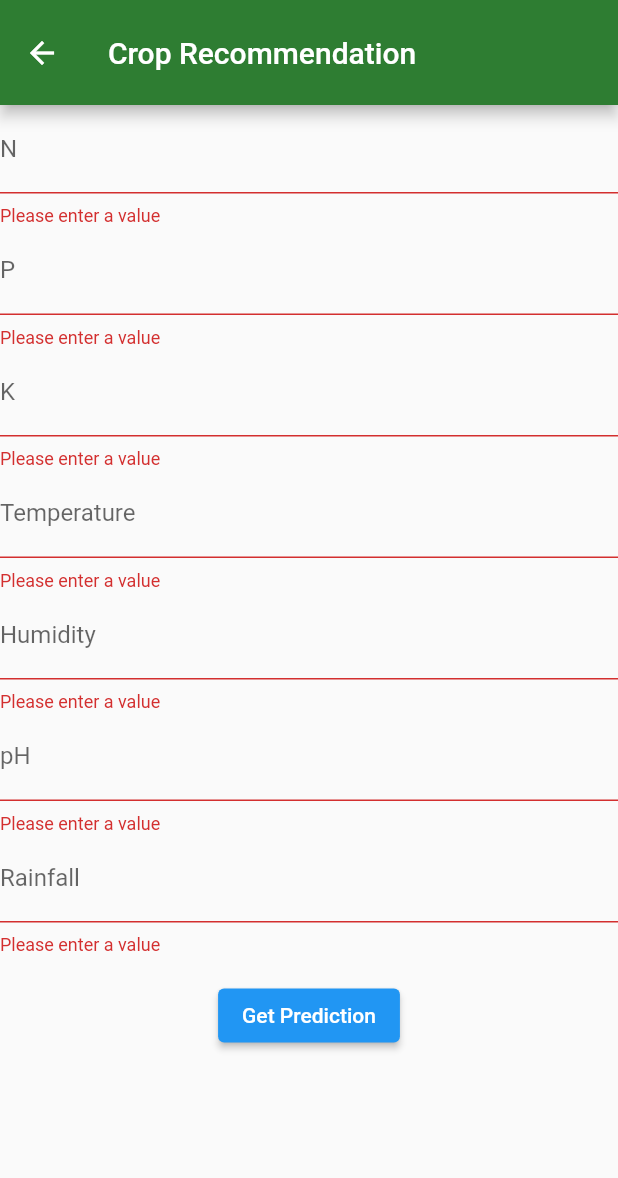
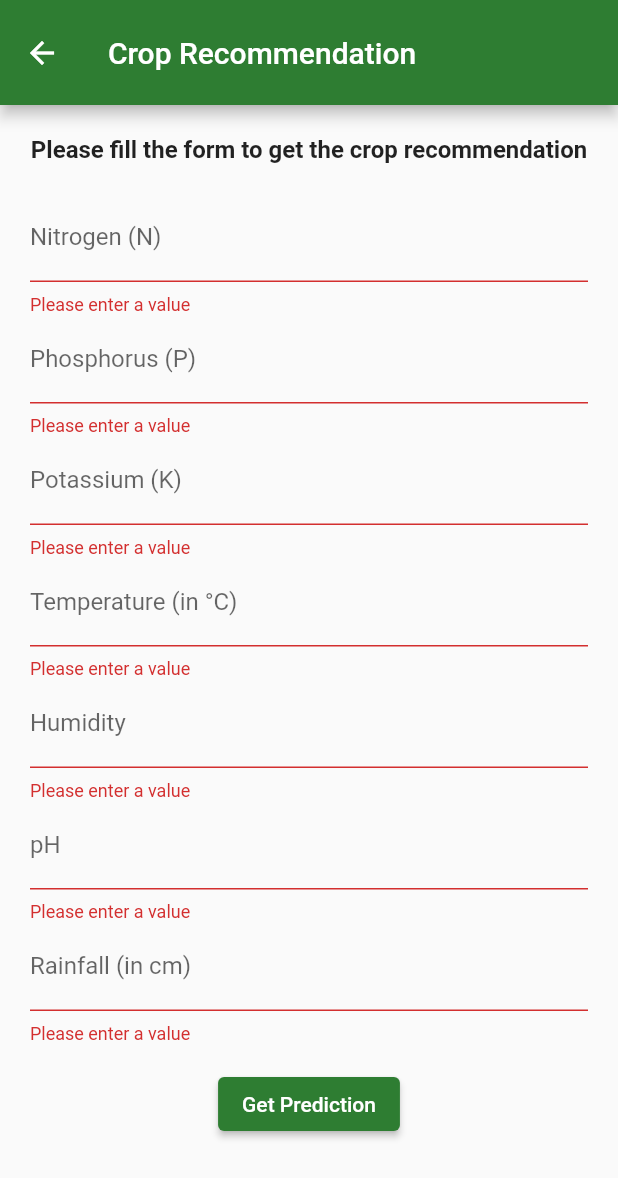
Before and after one commit to saijeevan75/farmNow_project, a Flutter app: the CropPage screen opened directly, after a tap on "Get Prediction", on a phone screen of 412 x 824 dp. Shown: the top 1178 px of the screen. Run offline on Flutter 3.47's test engine with Material 2 defaults, Android fonts, the phone set to English and light mode, and no system bars; our stand-ins replace cloud_firestore, firebase_auth, firebase_core, google_fonts, image_picker; missing offline and left inert: dart:ffi; accounts and stored records are empty.

Commit message:
Crop recommendation

```diff
--- a/frstproject/lib/screens/farmer/crop.dart
+++ b/frstproject/lib/screens/farmer/crop.dart
@@ -1,6 +1,10 @@
+import 'dart:ffi';
+
 import 'package:flutter/material.dart';
 import 'dart:convert';
 import 'package:http/http.dart' as http;
+
+import '../../reusable_widgets/reusable.dart';
 
 class CropPage extends StatefulWidget {
   const CropPage({super.key});
@@ -12,6 +16,7 @@ class CropPage extends StatefulWidget {
 class _CropPageState extends State<CropPage> {
   final _formKey = GlobalKey<FormState>();
   String crop = '';
+  String result = '';
 
   final TextEditingController _nController = TextEditingController();
   final TextEditingController _pController = TextEditingController();
@@ -22,13 +27,39 @@ class _CropPageState extends State<CropPage> {
   final TextEditingController _rainfallController = TextEditingController();
 
   Future<void> _getPrediction(Map<String, String> formData) async {
-    var url = Uri.parse('http://127.0.0.1:5000//recommend');
-    var response = await http.post(url, body: formData);
+    var url = Uri.parse('https://farmnow-385616.el.r.appspot.com/recommend');
+    /*var body = {
+      "N": double.parse(_nController.text).toString(),
+      "P": double.parse(_pController.text).toString(),
+      "K": double.parse(_kController.text).toString(),
+      "temperature": double.parse(_temperatureController.text).toString(),
+      "humidity": double.parse(_humidityController.text).toString(),
+      "ph": double.parse(_phController.text).toString(),
+      "rainfall": double.parse(_rainfallController.text).toString(),
+    };*/
+
+    var requestBody = '{"N":"${double.parse(_nController.text)}",'
+        '"P":"${double.parse(_pController.text)}",'
+        '"K":"${double.parse(_kController.text)}",'
+        '"temperature":"${double.parse(_temperatureController.text)}",'
+        '"humidity":"${double.parse(_humidityController.text)}",'
+        '"ph":"${double.parse(_phController.text)}",'
+        '"rainfall":"${double.parse(_rainfallController.text)}"}';
+
+    //var realbody = {jsonEncode(body)};
+    var response = await http.post(url, body: requestBody);
+    print(requestBody);
+    print("Response Body: ${response.body}");
     if (response.statusCode == 200) {
       setState(() {
         crop = json.decode(response.body)['prediction'][0];
+        result =
+            "After evaluating your soil and environmental factors, we recommend the following crop for optimal growth and yield: ";
+        print(crop);
       });
     } else {
+      print(response.statusCode);
+      crop = "FAILED TO GET PREDICTION";
       throw Exception('Failed to get prediction');
     }
   }
@@ -40,133 +71,181 @@ class _CropPageState extends State<CropPage> {
     return Scaffold(
       appBar: AppBar(
         backgroundColor: Colors.green[800],
-        title: Text('Crop Recommendation'),
+        title: const Text('Crop Recommendation'),
         toolbarHeight: 70,
       ),
       body: Container(
+        width: MediaQuery.of(context).size.width,
+        height: MediaQuery.of(context).size.height,
+        child: SingleChildScrollView(
           child: Form(
             key: _formKey,
+            child: Padding(
+              padding: const EdgeInsets.all(20.0),
               child: Column(
                 children: [
+                  Text(
+                    "Please fill the form to get the crop recommendation",
+                    style: TextStyle(fontSize: 16, fontWeight: FontWeight.bold),
+                  ),
+                  const SizedBox(height: 20,),
                   // Add form fields for each input variable
                   TextFormField(
                     controller: _nController,
-                decoration: InputDecoration(
-                  labelText: 'N',
+                    decoration: const InputDecoration(
+                      labelText: 'Nitrogen (N)',
                     ),
                     validator: (value) {
                       if (value!.isEmpty) {
                         return 'Please enter a value';
+                      }
+                      if (!RegExp(r'^\d+(\.\d+)?$').hasMatch(value)) {
+                        return 'Please enter a valid number';
                       }
                       return null;
                     },
                   ),
                   TextFormField(
                     controller: _pController,
-                decoration: InputDecoration(
-                  labelText: 'P',
+                    decoration: const InputDecoration(
+                      labelText: 'Phosphorus (P)',
                     ),
                     validator: (value) {
                       if (value!.isEmpty) {
                         return 'Please enter a value';
+                      }
+                      if (!RegExp(r'^\d+(\.\d+)?$').hasMatch(value)) {
+                        return 'Please enter a valid number';
                       }
                       return null;
                     },
                   ),
                   TextFormField(
                     controller: _kController,
-                decoration: InputDecoration(
-                  labelText: 'K',
+                    decoration: const InputDecoration(
+                      labelText: 'Potassium (K)',
                     ),
                     validator: (value) {
                       if (value!.isEmpty) {
                         return 'Please enter a value';
+                      }
+                      if (!RegExp(r'^\d+(\.\d+)?$').hasMatch(value)) {
+                        return 'Please enter a valid number';
                       }
                       return null;
                     },
                   ),
                   TextFormField(
                     controller: _temperatureController,
-                decoration: InputDecoration(
-                  labelText: 'Temperature',
+                    decoration: const InputDecoration(
+                      labelText: 'Temperature (in °C)',
                     ),
                     validator: (value) {
                       if (value!.isEmpty) {
                         return 'Please enter a value';
+                      }
+                      if (!RegExp(r'^\d+(\.\d+)?$').hasMatch(value)) {
+                        return 'Please enter a valid number';
                       }
                       return null;
                     },
                   ),
                   TextFormField(
                     controller: _humidityController,
-                decoration: InputDecoration(
+                    decoration: const InputDecoration(
                       labelText: 'Humidity',
                     ),
                     validator: (value) {
                       if (value!.isEmpty) {
                         return 'Please enter a value';
                       }
+                      if (!RegExp(r'^\d+(\.\d+)?$').hasMatch(value)) {
+                        return 'Please enter a valid number';
+                      }
                       return null;
                     },
                   ),
                   TextFormField(
                     controller: _phController,
-                decoration: InputDecoration(
+                    decoration: const InputDecoration(
                       labelText: 'pH',
                     ),
                     validator: (value) {
                       if (value!.isEmpty) {
                         return 'Please enter a value';
                       }
+                      if (!RegExp(r'^\d+(\.\d+)?$').hasMatch(value)) {
+                        return 'Please enter a valid number';
+                      }
                       return null;
                     },
                   ),
                   TextFormField(
                     controller: _rainfallController,
-                decoration: InputDecoration(
-                  labelText: 'Rainfall',
+                    decoration: const InputDecoration(
+                      labelText: 'Rainfall (in cm)',
                     ),
                     validator: (value) {
                       if (value!.isEmpty) {
                         return 'Please enter a value';
                       }
+                      if (!RegExp(r'^\d+(\.\d+)?$').hasMatch(value)) {
+                        return 'Please enter a valid number';
+                      }
                       return null;
                     },
                   ),
-              SizedBox(height: 16),
+                  const SizedBox(height: 16),
                   ElevatedButton(
                     onPressed: () {
                       // Validate the form inputs
                       if (_formKey.currentState!.validate()) {
                         // Create a map of the form values to send to the API
-                    Map<String, dynamic> formData = {
-                      'N': double.parse(_nController.text),
-                      'P': double.parse(_pController.text),
-                      'K': double.parse(_kController.text),
-                      'temperature': double.parse(_temperatureController.text),
-                      'humidity': double.parse(_humidityController.text),
-                      'ph': double.parse(_phController.text),
-                      'rainfall': double.parse(_rainfallController.text),
+                        Map<String, String> formData = {
+                          "N": double.parse(_nController.text).toString(),
+                          "P": double.parse(_pController.text).toString(),
+                          "K": double.parse(_kController.text).toString(),
+                          "temperature":
+                              double.parse(_temperatureController.text)
+                                  .toString(),
+                          "humidity":
+                              double.parse(_humidityController.text).toString(),
+                          "ph": double.parse(_phController.text).toString(),
+                          "rainfall":
+                              double.parse(_rainfallController.text).toString(),
                         };
 
+                        // print(formData);
+
                         // Call the API endpoint to get a prediction
-                    _getPrediction({
-                      'N': _nController.text,
-                      'P': _pController.text,
-                      'K': _kController.text,
-                      'temperature': _temperatureController.text,
-                      'humidity': _humidityController.text,
-                      'ph': _phController.text,
-                      'rainfall': _rainfallController.text,
-                    });
+                        _getPrediction(formData);
                       }
                     },
-                child: Text("Get Prediction"),
+                    style: ButtonStyle(
+                      backgroundColor:
+                          MaterialStateProperty.all<Color?>(Colors.green[800]),
                     ),
-              if(crop.isNotEmpty)
-                Text("Recommended Crop : $crop")
-
+                    child: Text(
+                      "Get Prediction",
+                      style: TextStyle(color: Colors.white),
+                    ),
+                  ),
+                  const SizedBox(
+                    height: 20,
+                  ),
+                  Text(
+                    result,
+                    style: TextStyle(fontSize: 15),
+                  ),
+                  const SizedBox(height: 15),
+                  Text(
+                    crop,
+                    style: const TextStyle(
+                        fontSize: 20, fontWeight: FontWeight.bold),
+                  ),
                 ],
+              ),
+            ),
           ),
         ),
       ),
```
Also changed, not shown: 1 other file. Lines whose indentation alone changed are shown as unchanged.
